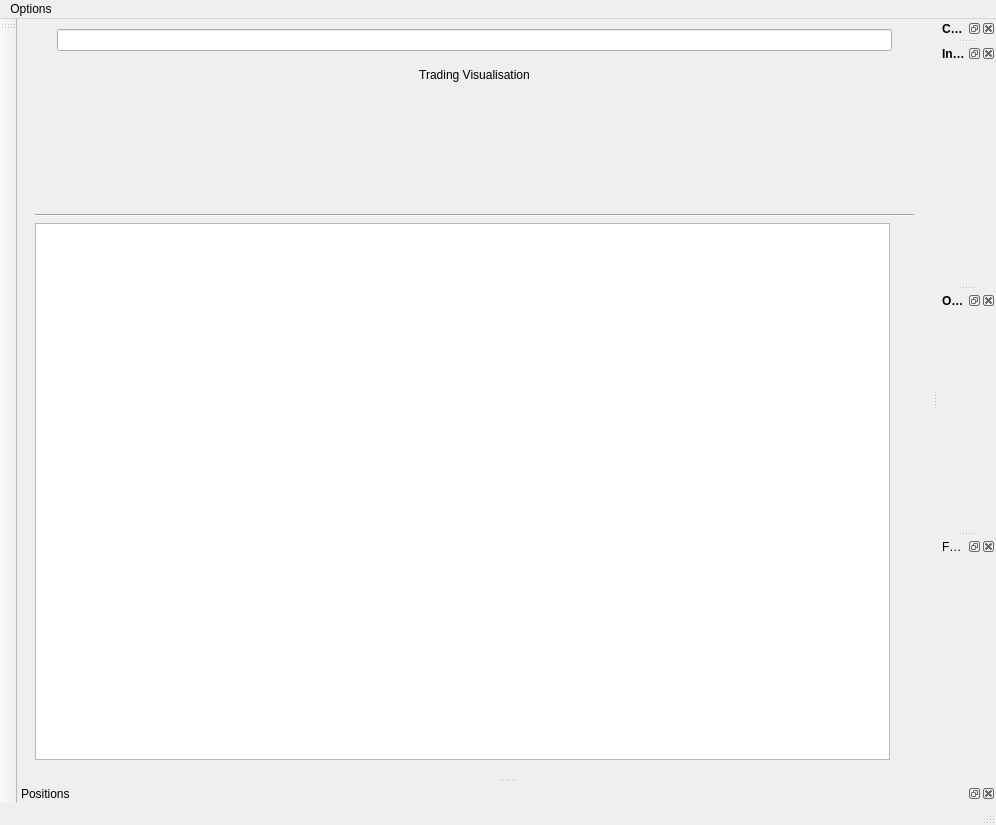
First picture: the form in app/ui/main_window.ui, repository CryptoCoinsWorks/TradeFinance, before the edit.
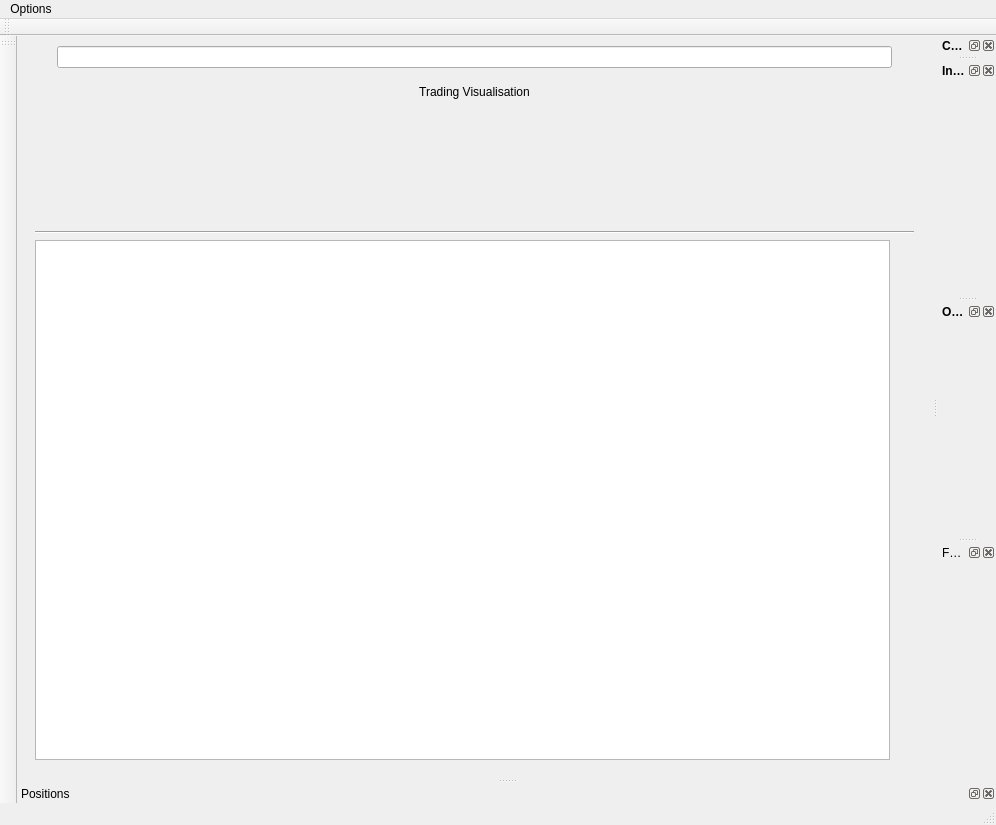
Second picture: the form after the edit. Icons and pictures are not drawn. Custom widgets are drawn as their Qt base class.

Diff of the .ui file:
```diff
--- a/app/ui/main_window.ui
+++ b/app/ui/main_window.ui
@@ -455,6 +455,17 @@
    </attribute>
    <widget class="OrderList" name="wgt_order_list"/>
   </widget>
+  <widget class="Main_ToolBar" name="top_toolbar">
+   <property name="windowTitle">
+    <string>toolBar</string>
+   </property>
+   <attribute name="toolBarArea">
+    <enum>TopToolBarArea</enum>
+   </attribute>
+   <attribute name="toolBarBreak">
+    <bool>false</bool>
+   </attribute>
+  </widget>
   <action name="action_reload_indicators">
    <property name="text">
     <string>Reload Indicators</string>
@@ -542,6 +553,11 @@
    <header>libs.widgets.orders_list_widget.h</header>
    <container>1</container>
   </customwidget>
+  <customwidget>
+   <class>Main_ToolBar</class>
+   <extends>QToolBar</extends>
+   <header>libs.widgets.main_toolbar.h</header>
+  </customwidget>
  </customwidgets>
  <resources>
   <include location="../../../TradeHelper/app/resources/resources.qrc"/>
```
